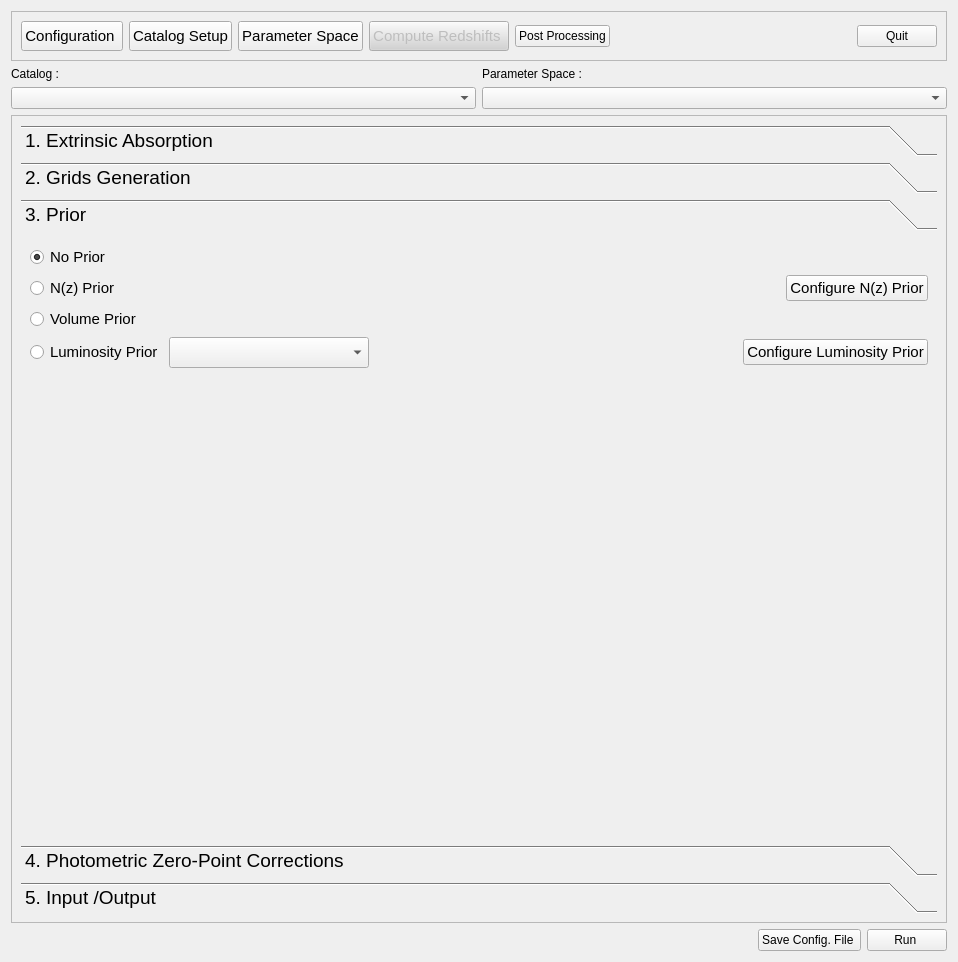
The window that PhzQtUI/auxdir/PhzQtUI/FormAnalysis.ui (astrorama/Phosphoros) describes before a commit, drawn with Qt 5.
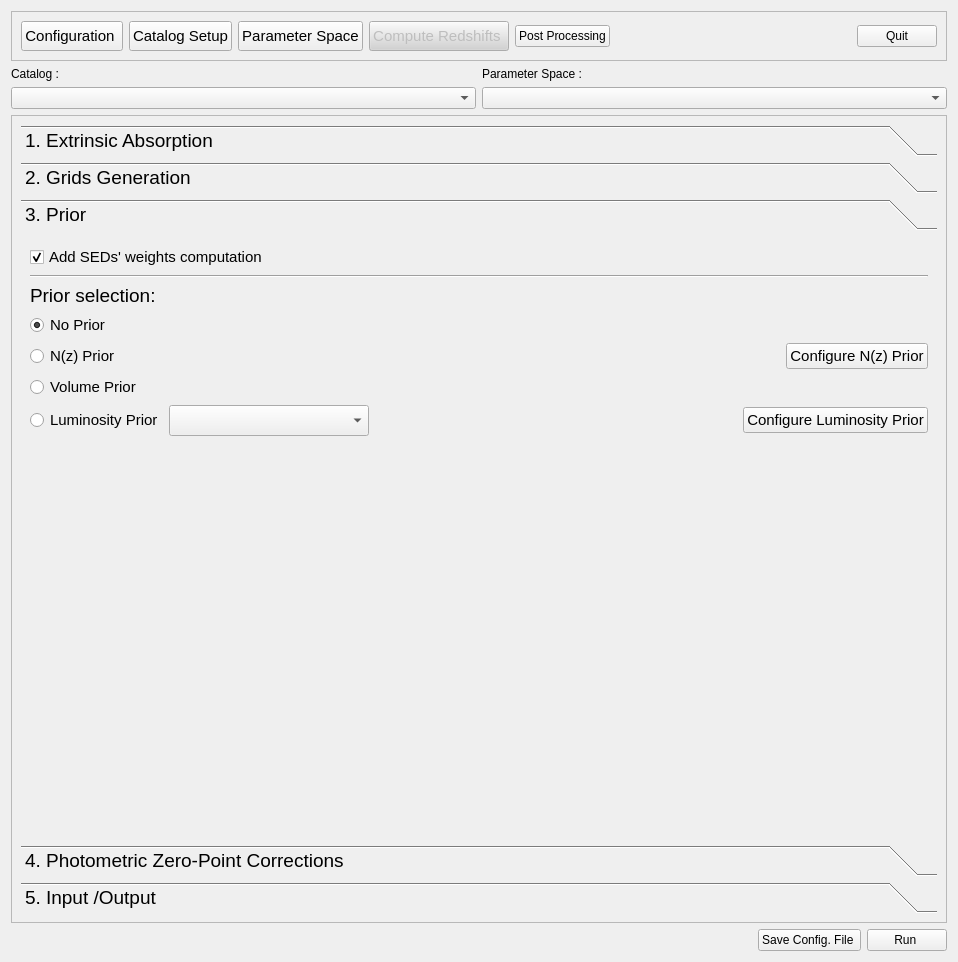
The same window after the commit. The open tabs and pages were chosen to show the change.

Commit message: Integrate the SEDs's weights computation into the UI

Diff of the .ui file:
```diff
--- a/PhzQtUI/auxdir/PhzQtUI/FormAnalysis.ui
+++ b/PhzQtUI/auxdir/PhzQtUI/FormAnalysis.ui
@@ -543,7 +543,53 @@
           <attribute name="label">
            <string>3. Prior</string>
           </attribute>
-          <layout class="QVBoxLayout" name="verticalLayout_8">
+          <layout class="QVBoxLayout" name="verticalLayout_3">
+           <item>
+            <layout class="QHBoxLayout" name="horizontalLayout_13">
+             <item>
+              <widget class="QCheckBox" name="cb_sedweight">
+               <property name="font">
+                <font>
+                 <pointsize>11</pointsize>
+                </font>
+               </property>
+               <property name="text">
+                <string>Add SEDs' weights computation</string>
+               </property>
+               <property name="checked">
+                <bool>true</bool>
+               </property>
+              </widget>
+             </item>
+             <item>
+              <spacer name="horizontalSpacer_15">
+               <property name="orientation">
+                <enum>Qt::Horizontal</enum>
+               </property>
+               <property name="sizeHint" stdset="0">
+                <size>
+                 <width>40</width>
+                 <height>20</height>
+                </size>
+               </property>
+              </spacer>
+             </item>
+            </layout>
+           </item>
+           <item>
+            <widget class="Line" name="line_4">
+             <property name="orientation">
+              <enum>Qt::Horizontal</enum>
+             </property>
+            </widget>
+           </item>
+           <item>
+            <widget class="QLabel" name="label">
+             <property name="text">
+              <string>Prior selection:</string>
+             </property>
+            </widget>
+           </item>
            <item>
             <widget class="QRadioButton" name="rb_noPrior">
              <property name="font">
```
Left out of the diff: 2 changed lines with no effect on the pictures. The commit also changes 13 other files.
